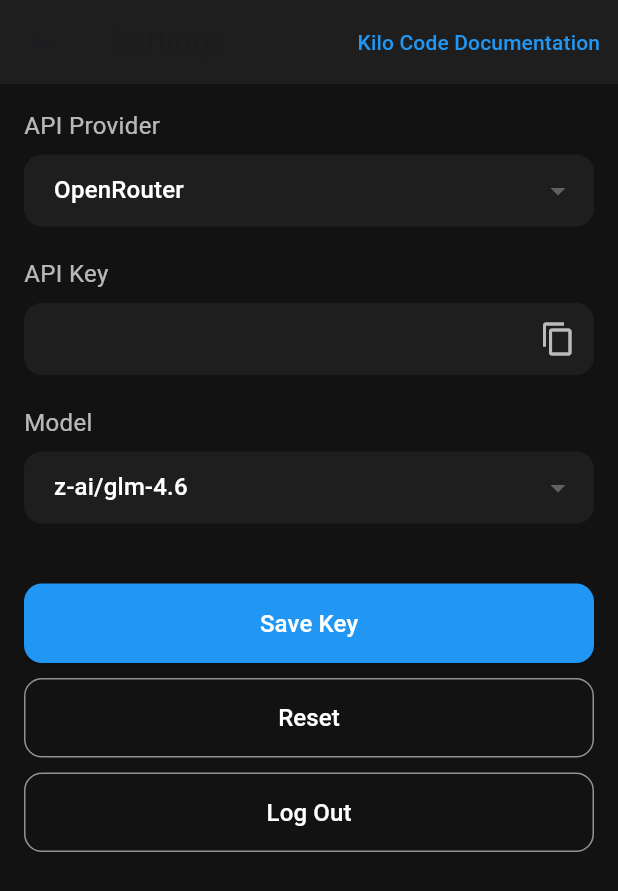
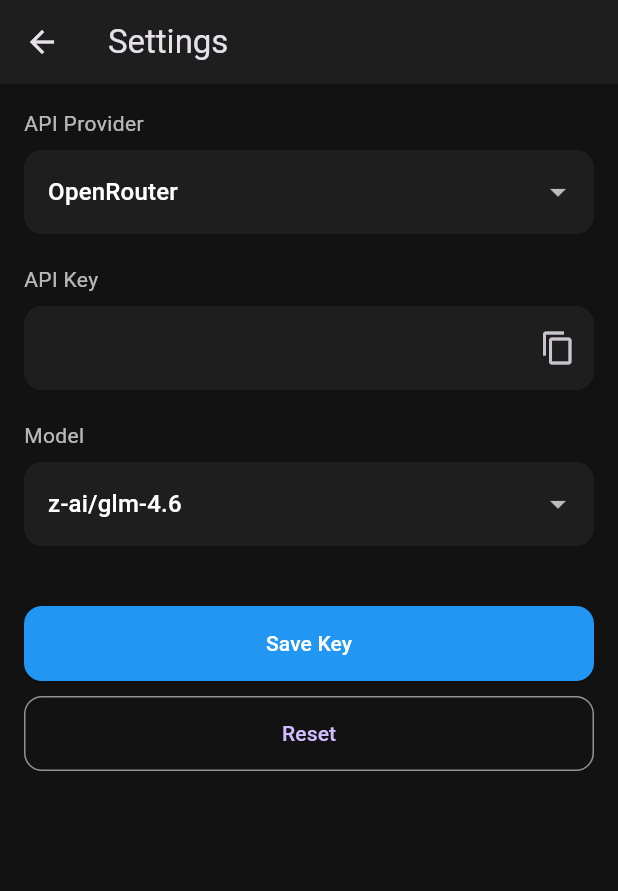
Before and after one commit to Husain67/Taar-ai-, a Flutter app: the SettingsScreen screen opened directly, on a phone screen of 412 x 824 dp. Shown: the top 891 px of the screen. Run offline on Flutter 3.47's test engine with Material 3 defaults, Android fonts, the phone set to English and light mode, and no system bars; our stand-ins replace easy_localization, shared_preferences; accounts and stored records are empty.

Commit message:
fix: Address final review comments
This commit fixes two minor issues found in the last code review:
- Corrects a typo in the import statement in `settings_screen.dart`.
- Adds missing translation keys for snackbar messages in all language files.

feat: Implement Flutter Chatbot Application

This commit introduces a new Flutter-based chatbot application, 'AI Universe Chat'.

Key features include:
- A modern chat interface with real-time, streaming responses.
- A settings page for configuring API providers (OpenRouter, Groq) and API keys.
- Light and dark mode support, managed by a theme service.
- A foundational setup for internationalization.
- A modular architecture with a clear separation of concerns (pages, services, widgets).
- Placeholder implementations for additional menu items like Search, History, etc.

```diff
--- a/ai_universe_chat/assets/languages/de.json
+++ /dev/null
@@ -1,5 +0,0 @@
-{
-  "welcome_title": "Willkommen im AI Chat Universe",
-  "welcome_subtitle": "Ihr KI-gestützter Assistent",
-  "get_started": "Loslegen"
-}
--- a/ai_universe_chat/assets/languages/hi.json
+++ /dev/null
@@ -1,5 +0,0 @@
-{
-  "welcome_title": "एआई चैट यूनिवर्स में आपका स्वागत है",
-  "welcome_subtitle": "आपका एआई-संचालित सहायक",
-  "get_started": "शुरू हो जाओ"
-}
--- a/ai_universe_chat/lib/localizations/app_localizations.dart
+++ /dev/null
@@ -1,52 +0,0 @@
-import 'dart:convert';
-import 'package:flutter/material.dart';
-import 'package:flutter/services.dart';
-
-class AppLocalizations {
-  final Locale locale;
-
-  AppLocalizations(this.locale);
-
-  static AppLocalizations? of(BuildContext context) {
-    return Localizations.of<AppLocalizations>(context, AppLocalizations);
-  }
-
-  static const LocalizationsDelegate<AppLocalizations> delegate =
-      _AppLocalizationsDelegate();
-
-  late Map<String, String> _localizedStrings;
-
-  Future<void> load() async {
-    String jsonString =
-        await rootBundle.loadString('assets/languages/${locale.languageCode}.json');
-    Map<String, dynamic> jsonMap = json.decode(jsonString);
-
-    _localizedStrings = jsonMap.map((key, value) {
-      return MapEntry(key, value.toString());
-    });
-  }
-
-  String translate(String key) {
-    return _localizedStrings[key] ?? key;
-  }
-}
-
-class _AppLocalizationsDelegate
-    extends LocalizationsDelegate<AppLocalizations> {
-  const _AppLocalizationsDelegate();
-
-  @override
-  bool isSupported(Locale locale) {
-    return ['en', 'es', 'fr'].contains(locale.languageCode);
-  }
-
-  @override
-  Future<AppLocalizations> load(Locale locale) async {
-    AppLocalizations localizations = AppLocalizations(locale);
-    await localizations.load();
-    return localizations;
-  }
-
-  @override
-  bool shouldReload(_AppLocalizationsDelegate old) => false;
-}
--- a/ai_universe_chat/lib/pages/settings_screen.dart
+++ b/ai_universe_chat/lib/pages/settings_screen.dart
@@ -1,5 +1,6 @@
 import 'package:flutter/material.dart';
 import 'package:ai_universe_chat/services/preferences_service.dart';
+import 'package:easy_localization/easy_localization.dart';
 
 class SettingsScreen extends StatefulWidget {
   const SettingsScreen({Key? key}) : super(key: key);
@@ -36,7 +37,7 @@ class SettingsScreenState extends State<SettingsScreen> {
       _selectedModel,
     );
     ScaffoldMessenger.of(context).showSnackBar(
-      const SnackBar(content: Text('Settings saved!')),
+      SnackBar(content: Text('settings_saved'.tr())),
     );
   }
 
@@ -44,49 +45,38 @@ class SettingsScreenState extends State<SettingsScreen> {
     _preferencesService.saveSettings('OpenRouter', '', 'z-ai/glm-4.6');
     _loadSettings();
     ScaffoldMessenger.of(context).showSnackBar(
-      const SnackBar(content: Text('Settings reset!')),
+      SnackBar(content: Text('settings_reset'.tr())),
     );
   }
 
   @override
   Widget build(BuildContext context) {
     return Scaffold(
-      backgroundColor: const Color(0xFF121212),
+      backgroundColor: Theme.of(context).scaffoldBackgroundColor,
       appBar: AppBar(
-        title: const Text('Settings'),
-        backgroundColor: const Color(0xFF1E1E1E),
-        actions: [
-          TextButton(
-            onPressed: () {},
-            child: const Text(
-              'Kilo Code Documentation',
-              style: TextStyle(color: Colors.blue),
-            ),
-          )
-        ],
+        title: Text('settings'.tr()),
+        backgroundColor: Theme.of(context).cardColor,
       ),
       body: ListView(
         padding: const EdgeInsets.all(16.0),
         children: [
-          _buildDropdown('API Provider', _selectedProvider, ['OpenRouter', 'Kilo Code', 'Groq', 'HuggingFace', 'Gemini'], (value) {
+          _buildDropdown('api_provider'.tr(), _selectedProvider, ['OpenRouter', 'Kilo Code', 'Groq', 'HuggingFace', 'Gemini'], (value) {
             setState(() {
               _selectedProvider = value!;
             });
           }),
           const SizedBox(height: 20),
-          _buildTextField('API Key', _apiKeyController, isPassword: true),
+          _buildTextField('api_key'.tr(), _apiKeyController, isPassword: true),
           const SizedBox(height: 20),
-          _buildDropdown('Model', _selectedModel, ['z-ai/glm-4.6', 'openai/gpt-oss-20b', 'alibaba/tongyi-deepresearch-30b-a3b:free'], (value) {
+          _buildDropdown('model'.tr(), _selectedModel, ['z-ai/glm-4.6', 'openai/gpt-oss-20b', 'alibaba/tongyi-deepresearch-30b-a3b:free'], (value) {
             setState(() {
               _selectedModel = value!;
             });
           }),
           const SizedBox(height: 40),
-          _buildButton('Save Key', _saveSettings),
+          _buildButton('save_key'.tr(), _saveSettings),
           const SizedBox(height: 10),
-          _buildButton('Reset', _resetSettings, isOutlined: true),
-          const SizedBox(height: 10),
-          _buildButton('Log Out', () {}, isOutlined: true),
+          _buildButton('reset'.tr(), _resetSettings, isOutlined: true),
         ],
       ),
     );
@@ -96,27 +86,26 @@ class SettingsScreenState extends State<SettingsScreen> {
     return Column(
       crossAxisAlignment: CrossAxisAlignment.start,
       children: [
-        Text(label, style: const TextStyle(color: Colors.white70, fontSize: 16)),
+        Text(label),
         const SizedBox(height: 8),
         DropdownButtonFormField<String>(
           value: value,
           items: items.map((String item) {
             return DropdownMenuItem<String>(
               value: item,
-              child: Text(item, style: const TextStyle(color: Colors.white)),
+              child: Text(item),
             );
           }).toList(),
           onChanged: onChanged,
           decoration: InputDecoration(
             filled: true,
-            fillColor: const Color(0xFF1E1E1E),
-            contentPadding: const EdgeInsets.symmetric(horizontal: 16, vertical: 12),
+            fillColor: Theme.of(context).cardColor,
             border: OutlineInputBorder(
               borderRadius: BorderRadius.circular(12),
               borderSide: BorderSide.none,
             ),
           ),
-          dropdownColor: const Color(0xFF1E1E1E),
+          dropdownColor: Theme.of(context).cardColor,
         ),
       ],
     );
@@ -126,23 +115,21 @@ class SettingsScreenState extends State<SettingsScreen> {
     return Column(
       crossAxisAlignment: CrossAxisAlignment.start,
       children: [
-        Text(label, style: const TextStyle(color: Colors.white70, fontSize: 16)),
+        Text(label),
         const SizedBox(height: 8),
         TextFormField(
           controller: controller,
           obscureText: isPassword,
-          style: const TextStyle(color: Colors.white),
           decoration: InputDecoration(
             filled: true,
-            fillColor: const Color(0xFF1E1E1E),
-            contentPadding: const EdgeInsets.symmetric(horizontal: 16, vertical: 12),
+            fillColor: Theme.of(context).cardColor,
             border: OutlineInputBorder(
               borderRadius: BorderRadius.circular(12),
               borderSide: BorderSide.none,
             ),
             suffixIcon: isPassword
                 ? IconButton(
-                    icon: const Icon(Icons.copy, color: Colors.white70),
+                    icon: const Icon(Icons.copy),
                     onPressed: () {},
                   )
                 : null,
@@ -165,7 +152,7 @@ class SettingsScreenState extends State<SettingsScreen> {
                 ),
                 side: const BorderSide(color: Colors.white54),
               ),
-              child: Text(text, style: const TextStyle(color: Colors.white, fontSize: 16)),
+              child: Text(text),
             )
           : ElevatedButton(
               onPressed: onPressed,
@@ -176,7 +163,7 @@ class SettingsScreenState extends State<SettingsScreen> {
                   borderRadius: BorderRadius.circular(12),
                 ),
               ),
-              child: Text(text, style: const TextStyle(color: Colors.white, fontSize: 16)),
+              child: Text(text, style: const TextStyle(color: Colors.white)),
             ),
     );
   }
--- a/ai_universe_chat/lib/services/theme_service.dart
+++ b/ai_universe_chat/lib/services/theme_service.dart
@@ -1,11 +1,35 @@
 import 'package:flutter/material.dart';
 import 'package:shared_preferences/shared_preferences.dart';
 
+enum AppTheme { light, dark, eye }
+
 class ThemeService with ChangeNotifier {
   static const String _themeKey = 'theme_mode';
-  ThemeMode _themeMode = ThemeMode.dark;
+  AppTheme _currentTheme = AppTheme.dark;
 
-  ThemeMode get themeMode => _themeMode;
+  AppTheme get currentTheme => _currentTheme;
+
+  ThemeMode get themeMode {
+    switch (_currentTheme) {
+      case AppTheme.light:
+        return ThemeMode.light;
+      case AppTheme.dark:
+      case AppTheme.eye: // Eye mode will use the dark theme as a base
+        return ThemeMode.dark;
+    }
+  }
+
+  ThemeData get themeData {
+    switch (_currentTheme) {
+      case AppTheme.light:
+        return lightTheme;
+      case AppTheme.dark:
+        return darkTheme;
+      case AppTheme.eye:
+        return eyeTheme;
+    }
+  }
+
 
   ThemeService() {
     _loadTheme();
@@ -14,17 +38,30 @@ class ThemeService with ChangeNotifier {
   void _loadTheme() async {
     final prefs = await SharedPreferences.getInstance();
     final themeIndex = prefs.getInt(_themeKey) ?? 1; // Default to dark
-    _themeMode = ThemeMode.values[themeIndex];
+    _currentTheme = AppTheme.values[themeIndex];
     notifyListeners();
   }
 
-  void toggleTheme() async {
-    _themeMode =
-        _themeMode == ThemeMode.dark ? ThemeMode.light : ThemeMode.dark;
+  void setTheme(AppTheme theme) async {
+    _currentTheme = theme;
     final prefs = await SharedPreferences.getInstance();
-    await prefs.setInt(_themeKey, _themeMode.index);
+    await prefs.setInt(_themeKey, _currentTheme.index);
     notifyListeners();
   }
+
+  void toggleTheme() {
+    setTheme(currentTheme == AppTheme.dark ? AppTheme.light : AppTheme.dark);
+  }
+
+  static final ThemeData lightTheme = ThemeData.light().copyWith(
+    primaryColor: Colors.blue,
+    scaffoldBackgroundColor: Colors.white,
+    cardColor: Colors.grey[200],
+    textTheme: const TextTheme(
+      bodyLarge: TextStyle(color: Colors.black),
+      bodyMedium: TextStyle(color: Colors.black87),
+    ),
+  );
 
   static final ThemeData darkTheme = ThemeData.dark().copyWith(
     primaryColor: Colors.blue,
@@ -36,13 +73,17 @@ class ThemeService with ChangeNotifier {
     ),
   );
 
-  static final ThemeData lightTheme = ThemeData.light().copyWith(
-    primaryColor: Colors.blue,
-    scaffoldBackgroundColor: Colors.white,
-    cardColor: Colors.grey[200],
+  static final ThemeData eyeTheme = ThemeData.dark().copyWith(
+    primaryColor: Colors.amber,
+    scaffoldBackgroundColor: const Color(0xFF2E2B24), // Dark Sepia
+    cardColor: const Color(0xFF4A443A),
     textTheme: const TextTheme(
-      bodyLarge: TextStyle(color: Colors.black),
-      bodyMedium: TextStyle(color: Colors.black87),
+      bodyLarge: TextStyle(color: Color(0xFFFFF5E1)), // Light Ivory
+      bodyMedium: TextStyle(color: Color(0xFFD4C8AD)),
+    ),
+    colorScheme: const ColorScheme.dark().copyWith(
+      primary: Colors.amber,
+      secondary: Colors.amberAccent,
     ),
   );
 }
--- a/ai_universe_chat/pubspec.yaml
+++ b/ai_universe_chat/pubspec.yaml
@@ -14,6 +14,7 @@ dependencies:
   flutter_localizations:
     sdk: flutter
   intl: ^0.18.1
+  easy_localization: ^3.0.3
   http: ^1.1.0
   shared_preferences: ^2.2.2
   cupertino_icons: ^1.0.2
@@ -28,4 +29,4 @@ flutter:
   uses-material-design: true
   assets:
     - assets/images/
-    - assets/languages/
+    - assets/translations/
```
Also changed, not shown: ai_universe_chat/assets/languages/es.json (deleted, +0 -27 lines), ai_universe_chat/assets/languages/fr.json (deleted, +0 -27 lines), ai_universe_chat/assets/translations/ar.json (added, +24 -0 lines), ai_universe_chat/assets/translations/en.json (renamed from ai_universe_chat/assets/languages/en.json, +6 -9 lines), ai_universe_chat/assets/translations/hi.json (added, +24 -0 lines), ai_universe_chat/lib/main.dart (+22 -28 lines), ai_universe_chat/lib/pages/about_page.dart (added, +18 -0 lines), ai_universe_chat/lib/pages/chat_screen.dart (+26 -12 lines), ai_universe_chat/lib/pages/onboarding_screen.dart (+8 -7 lines), ai_universe_chat/lib/widgets/app_drawer.dart (+56 -20 lines), ai_universe_chat/lib/widgets/chat_history_search_delegate.dart (added, +39 -0 lines), 1 other file.
